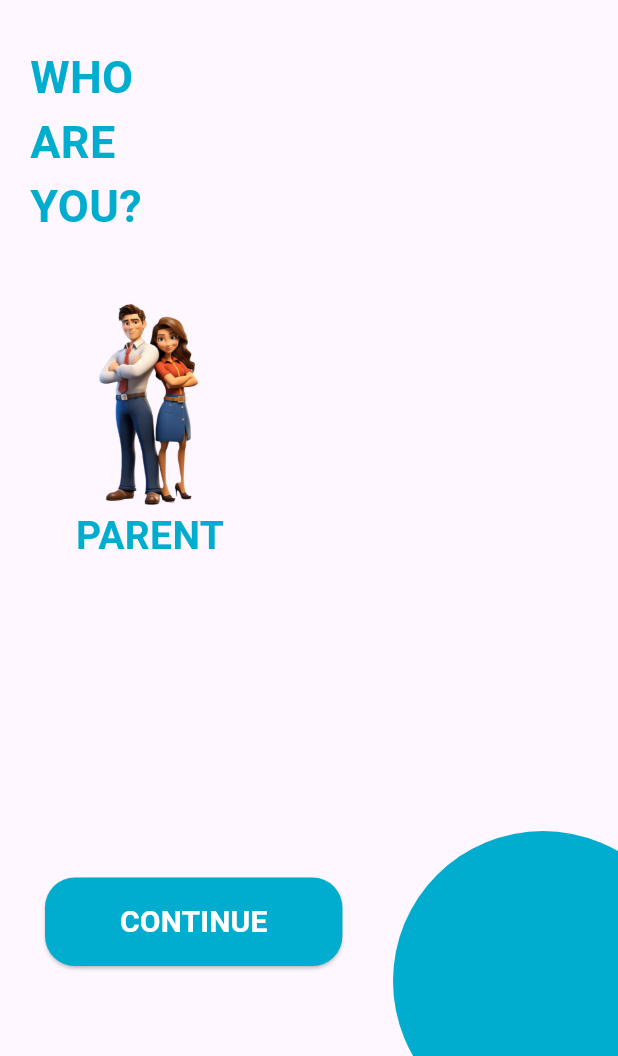
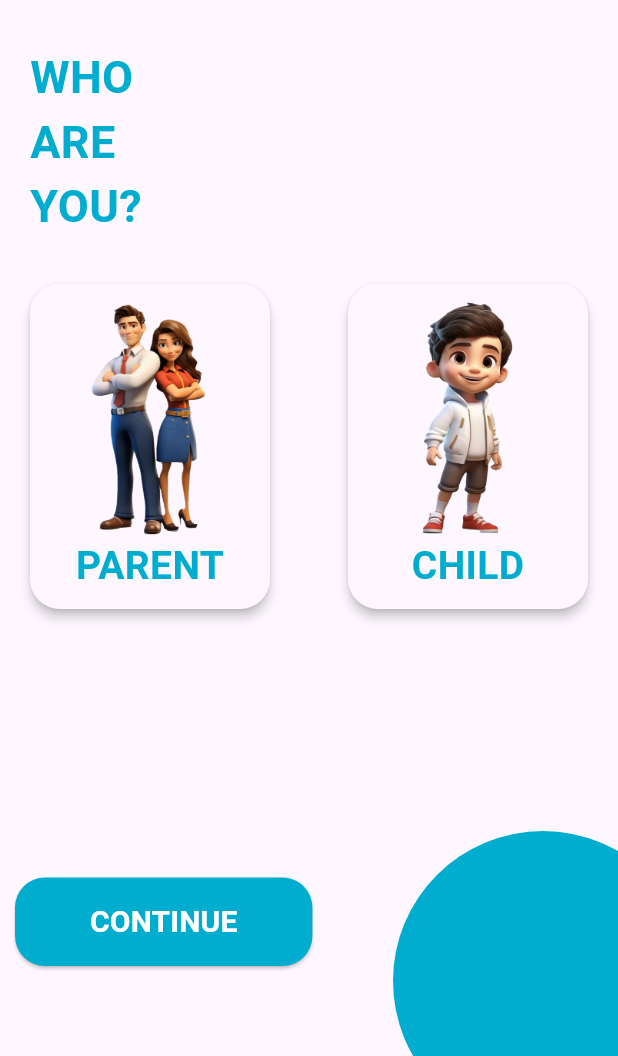
Before and after one commit to islamhussein1911/bnu_kids_app, a Flutter app: the ChoiceScreen screen opened directly, on a phone screen of 412 x 824 dp, the part 180-1236 px from its top. Run offline on Flutter 3.47's test engine with Material 3 defaults, Android fonts, the phone set to English and light mode, and no system bars.

Commit message:
My local changes before pulling

```diff
--- /dev/null
+++ b/lib/CustomWidgets/backButton.dart
@@ -0,0 +1,29 @@
+import 'package:flutter/material.dart';
+
+class backButtonWidget extends StatelessWidget {
+  final VoidCallback? tapped;
+  const backButtonWidget({super.key, required this.tapped});
+
+  @override
+  Widget build(BuildContext context) {
+    return Material(
+      color: Colors.white,
+      borderRadius: BorderRadius.circular(8),
+      child: InkWell(
+        onTap: tapped,
+        child: Container(
+          height: 200,
+          width: 40,
+          decoration: BoxDecoration(borderRadius: BorderRadius.circular(8)),
+          child: Center(
+            child: SizedBox(
+              height: 30,
+              width: 30,
+              child: Image.asset('assets/icons/back.png'),
+            ),
+          ),
+        ),
+      ),
+    );
+  }
+}
--- a/lib/CustomWidgets/customCard.dart
+++ b/lib/CustomWidgets/customCard.dart
@@ -3,17 +3,32 @@ import 'package:flutter/material.dart';
 class CustomCard extends StatelessWidget {
   final String avatarPath;
   final String txt;
-  const CustomCard({super.key, required this.avatarPath, required this.txt});
+  final VoidCallback? ontapped;
+  const CustomCard({
+    super.key,
+    required this.avatarPath,
+    required this.txt,
+    required this.ontapped,
+  });
 
   @override
   Widget build(BuildContext context) {
     return Material(
+      elevation: 3,
+      borderRadius: BorderRadius.circular(20),
+      child: InkWell(
+        onTap: ontapped,
+        borderRadius: BorderRadius.circular(20),
         child: Container(
           child: Padding(
             padding: const EdgeInsets.all(10.0),
             child: Column(
               children: [
-              SizedBox(height: 140, width: 140, child: Image.asset(avatarPath)),
+                SizedBox(
+                  height: 160,
+                  width: 140,
+                  child: Image.asset(avatarPath),
+                ),
                 Text(
                   txt,
                   style: TextStyle(
@@ -26,6 +41,7 @@ class CustomCard extends StatelessWidget {
             ),
           ),
         ),
+      ),
     );
   }
 }
--- a/lib/screens/choice_screen.dart
+++ b/lib/screens/choice_screen.dart
@@ -9,8 +9,10 @@ class ChoiceScreen extends StatelessWidget {
   @override
   Widget build(BuildContext context) {
     return Scaffold(
-      body: Padding(
-        padding: const EdgeInsets.only(top: 30, left: 20),
+      body: Column(
+        children: [
+          Padding(
+            padding: const EdgeInsets.only(top: 30, left: 20, right: 20),
             child: Column(
               crossAxisAlignment: CrossAxisAlignment.start,
               children: [
@@ -41,7 +43,25 @@ class ChoiceScreen extends StatelessWidget {
                   ),
                 ),
                 SizedBox(height: 30),
-            CustomCard(avatarPath: 'assets/avatars/parents.png', txt: 'PARENT'),
+                Row(
+                  mainAxisAlignment: MainAxisAlignment.spaceBetween,
+                  children: [
+                    CustomCard(
+                      ontapped: () {},
+                      avatarPath: 'assets/avatars/parents.png',
+                      txt: 'PARENT',
+                    ),
+
+                    CustomCard(
+                      ontapped: () {},
+                      avatarPath: 'assets/avatars/child.png',
+                      txt: 'CHILD',
+                    ),
+                  ],
+                ),
+              ],
+            ),
+          ),
           Expanded(
             child: Stack(
               children: [
@@ -63,7 +83,6 @@ class ChoiceScreen extends StatelessWidget {
           ),
         ],
       ),
-      ),
     );
   }
 }
--- a/pubspec.yaml
+++ b/pubspec.yaml
@@ -61,6 +61,7 @@ flutter:
   assets:
       - assets/images/
       - assets/avatars/
+      - assets/icons/
   #   - images/a_dot_burr.jpeg
   #   - images/a_dot_ham.jpeg
 
```
Also changed, not shown: lib/CustomWidgets/genderBox.dart (added, +32 -0 lines), lib/app.dart (+6 -1 lines), lib/screens/childInfoParentView1_screen.dart (+49 -0 lines), lib/screens/child_screen.dart (+79 -0 lines), assets/avatars/angry.png (added), assets/icons/back.png (added), assets/icons/restrictions.png (added). Lines whose indentation alone changed are shown as unchanged.
